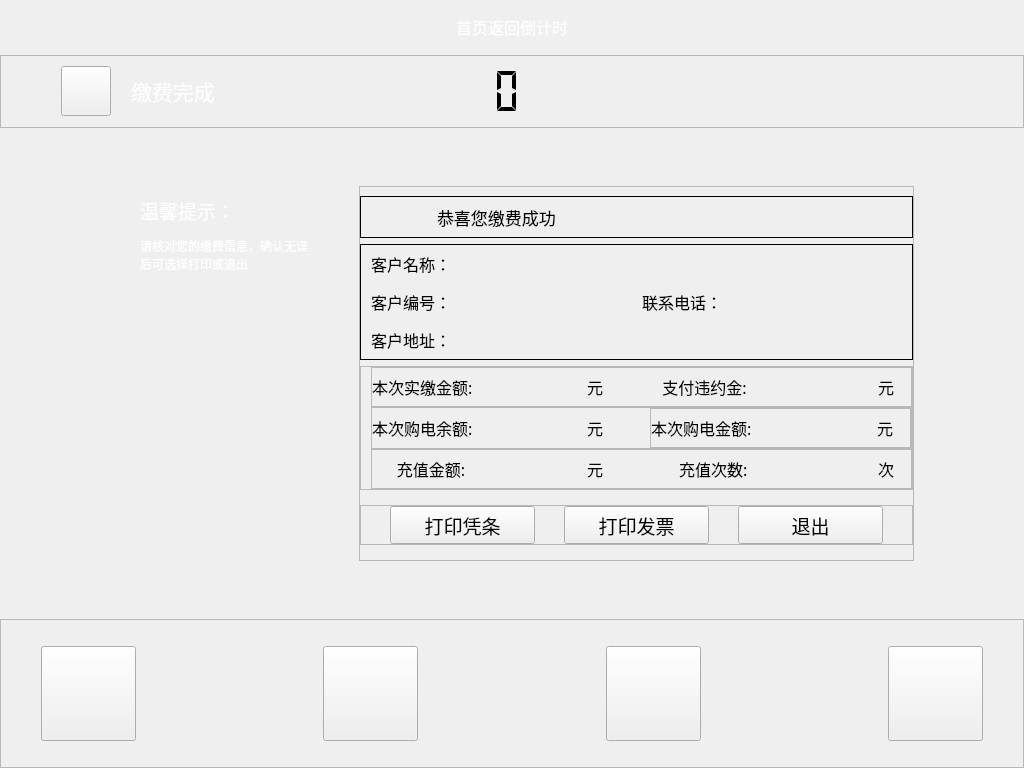
First picture: the form in dealfinish.ui, repository along-wds/jiaofeiji_ykgl, before the edit.
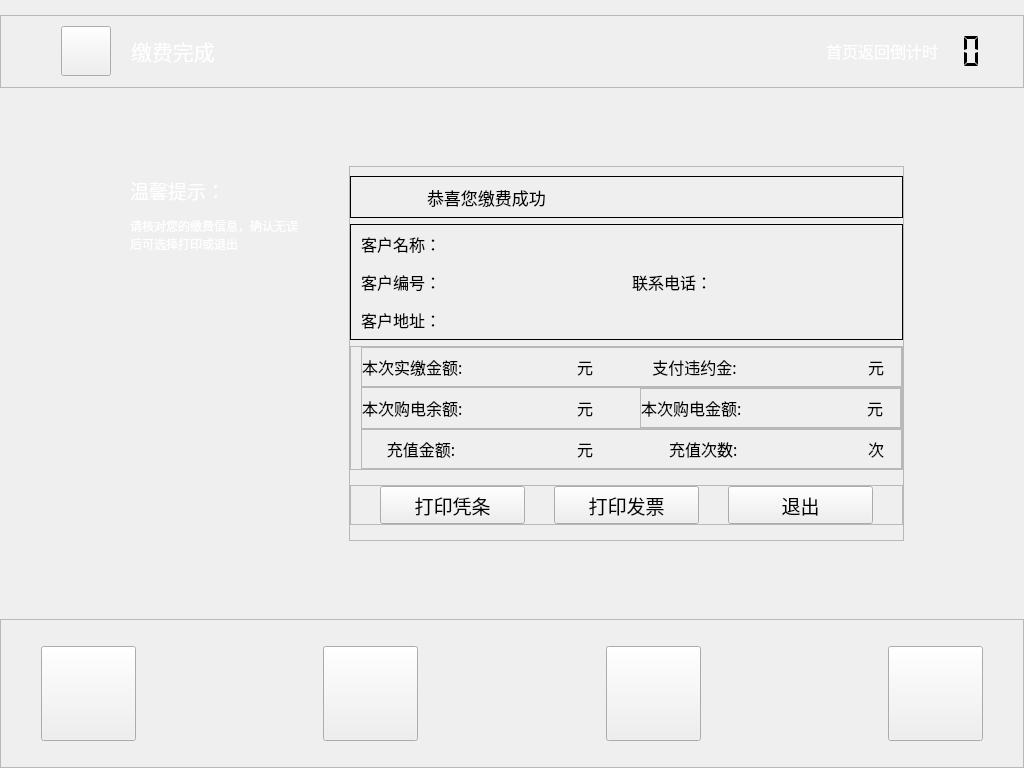
Second picture: the form after the edit. Icons and pictures are not drawn.

```diff
--- a/dealfinish.ui
+++ b/dealfinish.ui
@@ -30,82 +30,20 @@
     <number>0</number>
    </property>
    <item>
-    <layout class="QHBoxLayout" name="horizontalLayout_22">
-     <item>
-      <spacer name="horizontalSpacer_18">
-       <property name="orientation">
-        <enum>Qt::Horizontal</enum>
-       </property>
-       <property name="sizeHint" stdset="0">
-        <size>
-         <width>40</width>
-         <height>20</height>
-        </size>
-       </property>
-      </spacer>
-     </item>
-     <item>
-      <spacer name="verticalSpacer_9">
-       <property name="orientation">
-        <enum>Qt::Vertical</enum>
-       </property>
-       <property name="sizeType">
-        <enum>QSizePolicy::Fixed</enum>
-       </property>
-       <property name="sizeHint" stdset="0">
-        <size>
-         <width>20</width>
-         <height>55</height>
-        </size>
-       </property>
-      </spacer>
-     </item>
-     <item>
-      <widget class="QLabel" name="label">
-       <property name="font">
-        <font>
-         <family>微软雅黑</family>
-         <pointsize>12</pointsize>
-        </font>
-       </property>
-       <property name="text">
-        <string>&lt;html&gt;&lt;head/&gt;&lt;body&gt;&lt;p&gt;&lt;span style=&quot; color:#ffffff;&quot;&gt;首页返回倒计时&lt;/span&gt;&lt;/p&gt;&lt;/body&gt;&lt;/html&gt;</string>
-       </property>
-      </widget>
-     </item>
-     <item>
-      <spacer name="verticalSpacer_6">
-       <property name="orientation">
-        <enum>Qt::Vertical</enum>
-       </property>
-       <property name="sizeType">
-        <enum>QSizePolicy::Fixed</enum>
-       </property>
-       <property name="sizeHint" stdset="0">
-        <size>
-         <width>20</width>
-         <height>55</height>
-        </size>
-       </property>
-      </spacer>
-     </item>
-     <item>
-      <spacer name="horizontalSpacer_19">
-       <property name="orientation">
-        <enum>Qt::Horizontal</enum>
-       </property>
-       <property name="sizeType">
-        <enum>QSizePolicy::Expanding</enum>
-       </property>
-       <property name="sizeHint" stdset="0">
-        <size>
-         <width>15</width>
-         <height>20</height>
-        </size>
-       </property>
-      </spacer>
-     </item>
-    </layout>
+    <spacer name="verticalSpacer_5">
+     <property name="orientation">
+      <enum>Qt::Vertical</enum>
+     </property>
+     <property name="sizeType">
+      <enum>QSizePolicy::Fixed</enum>
+     </property>
+     <property name="sizeHint" stdset="0">
+      <size>
+       <width>20</width>
+       <height>15</height>
+      </size>
+     </property>
+    </spacer>
    </item>
    <item>
     <widget class="QFrame" name="frame_7">
@@ -244,6 +182,19 @@
         </property>
        </spacer>
       </item>
+      <item>
+       <widget class="QLabel" name="label">
+        <property name="font">
+         <font>
+          <family>微软雅黑</family>
+          <pointsize>12</pointsize>
+         </font>
+        </property>
+        <property name="text">
+         <string>&lt;html&gt;&lt;head/&gt;&lt;body&gt;&lt;p&gt;&lt;span style=&quot; color:#ffffff;&quot;&gt;首页返回倒计时&lt;/span&gt;&lt;/p&gt;&lt;/body&gt;&lt;/html&gt;</string>
+        </property>
+       </widget>
+      </item>
       <item>
        <widget class="QLCDNumber" name="lcdNumber">
         <property name="sizePolicy">
@@ -254,20 +205,20 @@
         </property>
         <property name="minimumSize">
          <size>
-          <width>120</width>
+          <width>50</width>
           <height>50</height>
          </size>
         </property>
         <property name="maximumSize">
          <size>
-          <width>120</width>
+          <width>50</width>
           <height>50</height>
          </size>
         </property>
         <property name="font">
          <font>
           <family>微软雅黑</family>
-          <pointsize>5</pointsize>
+          <pointsize>12</pointsize>
          </font>
         </property>
         <property name="layoutDirection">
@@ -286,7 +237,7 @@
          <enum>QFrame::Plain</enum>
         </property>
         <property name="lineWidth">
-         <number>1</number>
+         <number>0</number>
         </property>
         <property name="midLineWidth">
          <number>0</number>
@@ -319,48 +270,7 @@
        </spacer>
       </item>
       <item>
-       <spacer name="horizontalSpacer_16">
-        <property name="orientation">
-         <enum>Qt::Horizontal</enum>
-        </property>
-        <property name="sizeHint" stdset="0">
-         <size>
-          <width>249</width>
-          <height>20</height>
-         </size>
-        </property>
-       </spacer>
-      </item>
-      <item>
-       <widget class="QLabel" name="label_24">
-        <property name="sizePolicy">
-         <sizepolicy hsizetype="Fixed" vsizetype="Fixed">
-          <horstretch>0</horstretch>
-          <verstretch>0</verstretch>
-         </sizepolicy>
-        </property>
-        <property name="minimumSize">
-         <size>
-          <width>168</width>
-          <height>69</height>
-         </size>
-        </property>
-        <property name="maximumSize">
-         <size>
-          <width>168</width>
-          <height>69</height>
-         </size>
-        </property>
-        <property name="styleSheet">
-         <string notr="true">border-image: url(:/image/picture/qietu/95598.png);</string>
-        </property>
-        <property name="text">
-         <string/>
-        </property>
-       </widget>
-      </item>
-      <item>
-       <spacer name="horizontalSpacer_4">
+       <spacer name="horizontalSpacer_17">
         <property name="orientation">
          <enum>Qt::Horizontal</enum>
         </property>
@@ -369,7 +279,7 @@
         </property>
         <property name="sizeHint" stdset="0">
          <size>
-          <width>60</width>
+          <width>15</width>
           <height>20</height>
          </size>
         </property>
@@ -399,11 +309,11 @@
         <enum>Qt::Horizontal</enum>
        </property>
        <property name="sizeType">
-        <enum>QSizePolicy::Fixed</enum>
+        <enum>QSizePolicy::Expanding</enum>
        </property>
        <property name="sizeHint" stdset="0">
         <size>
-         <width>130</width>
+         <width>60</width>
          <height>20</height>
         </size>
        </property>
```
Left out of the diff: 12 changed lines with no effect on the pictures.
